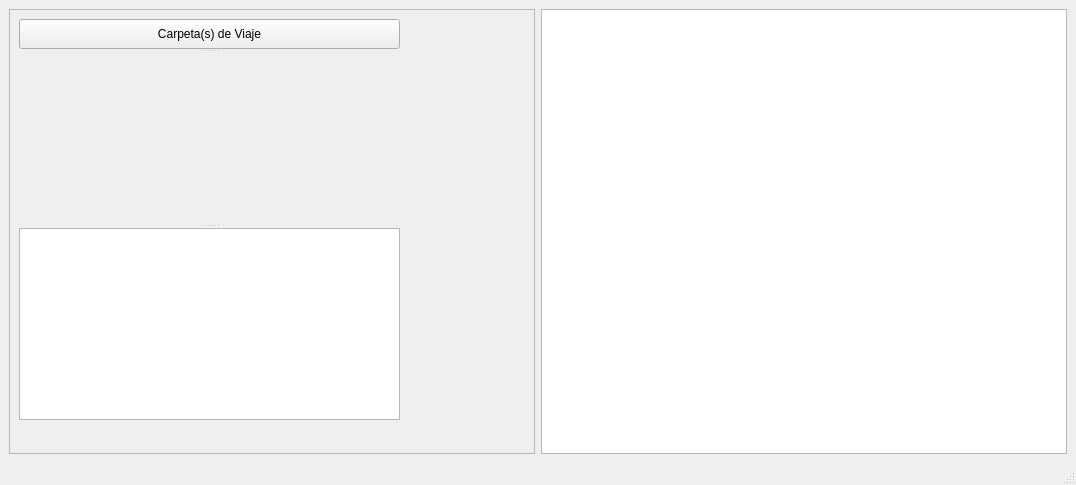
The window that gui.ui (serranoycandela/viaticos_huiini) describes before a commit, drawn with Qt 5.
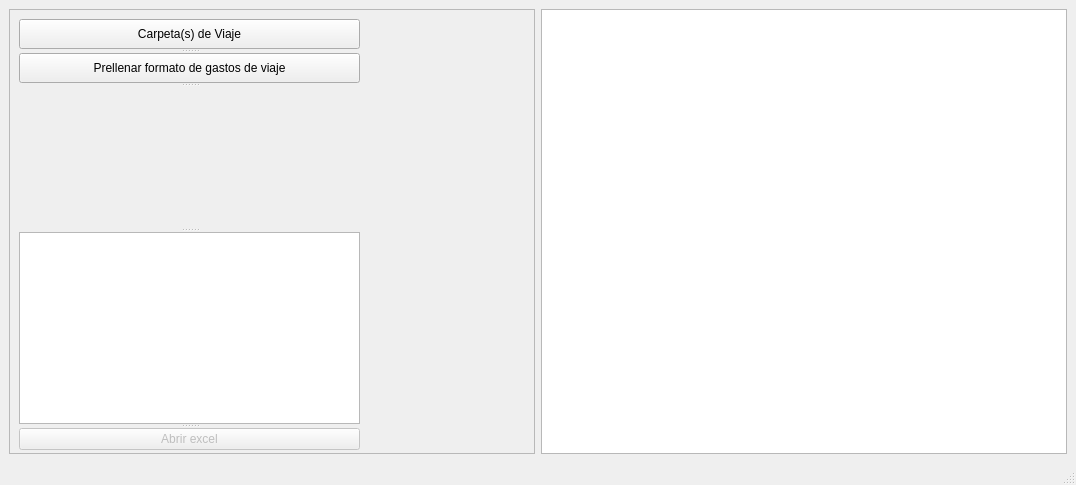
The same window after the commit.

The edit to the form file:
```diff
--- a/gui.ui
+++ b/gui.ui
@@ -60,22 +60,10 @@
           <rect>
            <x>10</x>
            <y>10</y>
-           <width>381</width>
-           <height>401</height>
+           <width>341</width>
+           <height>431</height>
           </rect>
          </property>
-         <property name="minimumSize">
-          <size>
-           <width>150</width>
-           <height>0</height>
-          </size>
-         </property>
-         <property name="maximumSize">
-          <size>
-           <width>16777215</width>
-           <height>16777215</height>
-          </size>
-         </property>
          <property name="orientation">
           <enum>Qt::Vertical</enum>
          </property>
@@ -105,6 +93,32 @@
            <string>Carpeta(s) de Viaje</string>
           </property>
          </widget>
+         <widget class="QPushButton" name="carpeta_personal">
+          <property name="enabled">
+           <bool>true</bool>
+          </property>
+          <property name="sizePolicy">
+           <sizepolicy hsizetype="Minimum" vsizetype="Preferred">
+            <horstretch>0</horstretch>
+            <verstretch>1</verstretch>
+           </sizepolicy>
+          </property>
+          <property name="minimumSize">
+           <size>
+            <width>0</width>
+            <height>30</height>
+           </size>
+          </property>
+          <property name="maximumSize">
+           <size>
+            <width>16777215</width>
+            <height>30</height>
+           </size>
+          </property>
+          <property name="text">
+           <string>Prellenar formato de gastos de viaje</string>
+          </property>
+         </widget>
          <widget class="QLabel" name="label_2">
           <property name="sizePolicy">
            <sizepolicy hsizetype="Preferred" vsizetype="Preferred">
@@ -124,6 +138,14 @@
            </sizepolicy>
           </property>
          </widget>
+         <widget class="QPushButton" name="excel_button">
+          <property name="enabled">
+           <bool>false</bool>
+          </property>
+          <property name="text">
+           <string>Abrir excel</string>
+          </property>
+         </widget>
         </widget>
        </widget>
       </item>
```
Left out of the diff: 2 changed lines with no effect on the pictures.
